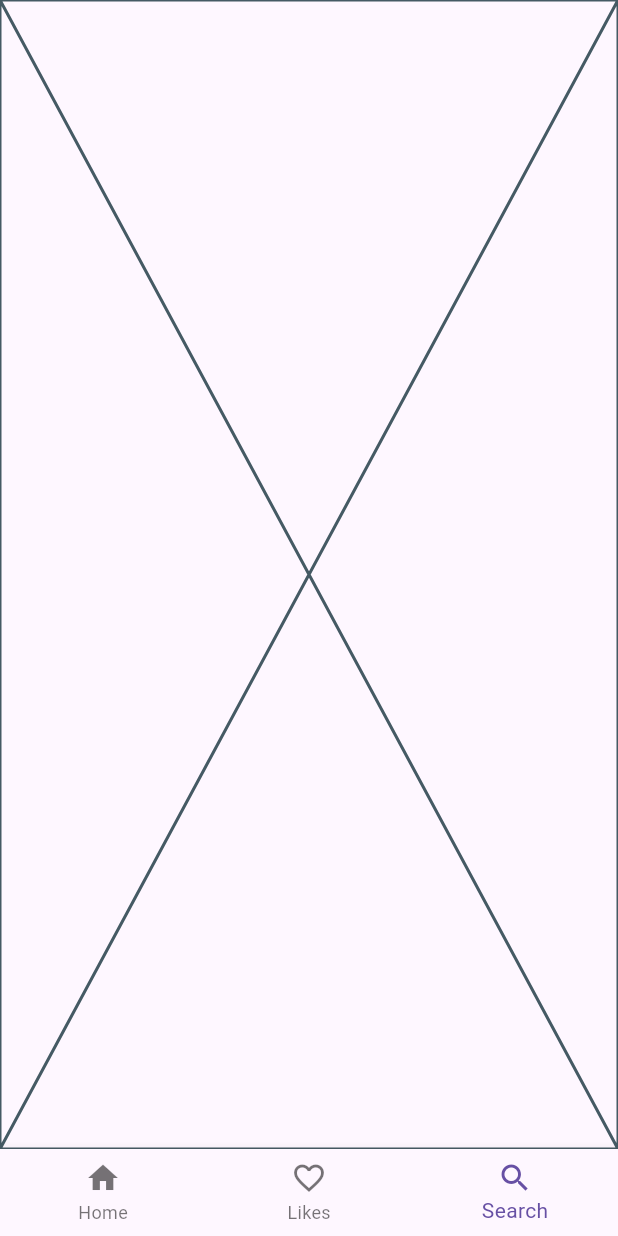
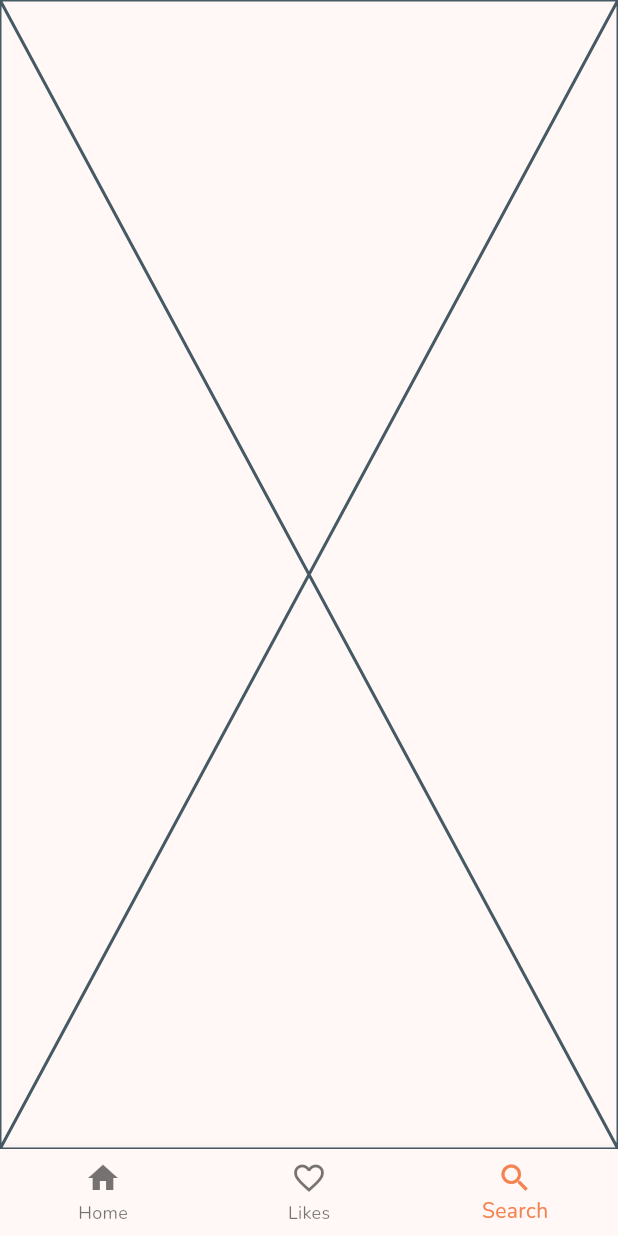
Before and after one commit to divinoschaeffer/let_me_cook, a Flutter app: the HomePage screen opened directly, item 3 of the bottom bar chosen, on a phone screen of 412 x 824 dp. Run offline on Flutter 3.47's test engine with Material 3 defaults, Android fonts, the phone set to English and light mode, and no system bars; our stand-ins replace google_fonts.

Commit message:
feat: create a theme

```diff
--- /dev/null
+++ b/lib/theme/theme.dart
@@ -0,0 +1,17 @@
+import 'package:flutter/material.dart';
+import 'package:google_fonts/google_fonts.dart';
+
+class AppTheme {
+  static ThemeData lightTheme = ThemeData(
+    colorScheme: ColorScheme.fromSeed(
+      seedColor: const Color(0xFFF58351),
+      brightness: Brightness.light,
+      primary: const Color(0xFFF58351), // Orange: F58351
+      secondary: const Color(0xFFFFD3C0), // Light Peach: FFD3C0
+    ),
+    appBarTheme: const AppBarTheme(
+      color: Color(0xFF1E1E1E), // Dark Gray: 1E1E1E
+    ),
+    textTheme: GoogleFonts.nunitoTextTheme()
+  );
+}
--- a/lib/views/HomeScreen.dart
+++ b/lib/views/HomeScreen.dart
@@ -5,6 +5,10 @@ class HomeScreen extends StatelessWidget {
 
   @override
   Widget build(BuildContext context) {
-    return const Placeholder();
+    return const Scaffold(
+      body: Center(
+        child: Text("fff"),
+      ),
+    );
   }
 }
--- a/pubspec.yaml
+++ b/pubspec.yaml
@@ -9,6 +9,8 @@ environment:
 dependencies:
   flutter:
     sdk: flutter
+  http: ^1.2.2
+  google_fonts: ^6.2.1
 
 dev_dependencies:
   flutter_test:
```
Also changed, not shown: lib/main.dart (+10 -7 lines), lib/views/NavigationBar.dart (renamed from lib/views/HomePage.dart), pubspec.lock, 7 other files.
